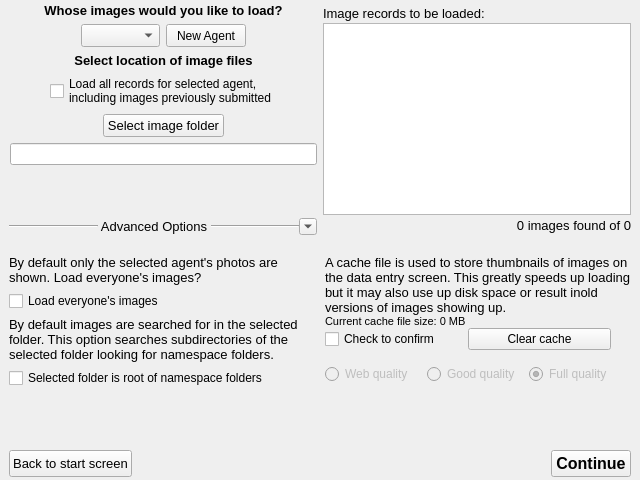
kopolzin/bioimages-collection-manager, file src/editexisting.ui: the form before one commit.
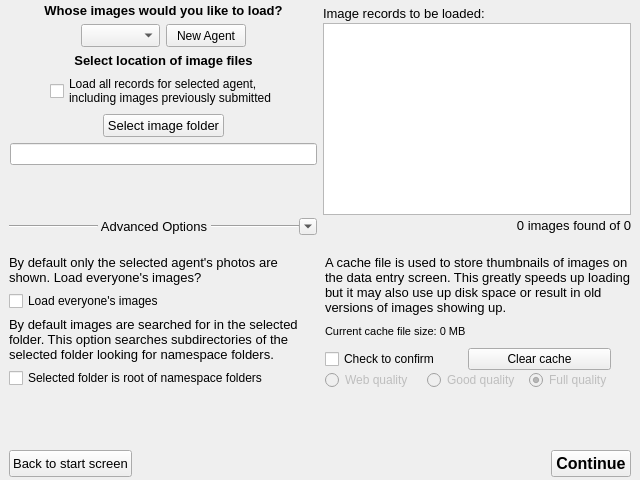
The form after the commit. Icons and pictures are not drawn.

Commit message: Fixed typo and layout spacing

```diff
--- a/src/editexisting.ui
+++ b/src/editexisting.ui
@@ -564,67 +564,6 @@
       <property name="verticalSpacing">
        <number>0</number>
       </property>
-      <item row="2" column="1" rowspan="2">
-       <layout class="QHBoxLayout" name="horizontalLayout_6">
-        <property name="spacing">
-         <number>0</number>
-        </property>
-        <item>
-         <widget class="QRadioButton" name="webQualityButton">
-          <property name="enabled">
-           <bool>false</bool>
-          </property>
-          <property name="sizePolicy">
-           <sizepolicy hsizetype="Minimum" vsizetype="Minimum">
-            <horstretch>0</horstretch>
-            <verstretch>0</verstretch>
-           </sizepolicy>
-          </property>
-          <property name="text">
-           <string>Web quality</string>
-          </property>
-         </widget>
-        </item>
-        <item>
-         <widget class="QRadioButton" name="goodQualityButton">
-          <property name="enabled">
-           <bool>false</bool>
-          </property>
-          <property name="sizePolicy">
-           <sizepolicy hsizetype="Minimum" vsizetype="Minimum">
-            <horstretch>0</horstretch>
-            <verstretch>0</verstretch>
-           </sizepolicy>
-          </property>
-          <property name="text">
-           <string>Good quality</string>
-          </property>
-          <property name="checked">
-           <bool>false</bool>
-          </property>
-         </widget>
-        </item>
-        <item>
-         <widget class="QRadioButton" name="fullQualityButton">
-          <property name="enabled">
-           <bool>false</bool>
-          </property>
-          <property name="sizePolicy">
-           <sizepolicy hsizetype="Minimum" vsizetype="Minimum">
-            <horstretch>0</horstretch>
-            <verstretch>0</verstretch>
-           </sizepolicy>
-          </property>
-          <property name="text">
-           <string>Full quality</string>
-          </property>
-          <property name="checked">
-           <bool>true</bool>
-          </property>
-         </widget>
-        </item>
-       </layout>
-      </item>
       <item row="1" column="0" rowspan="2">
        <layout class="QVBoxLayout" name="verticalLayout_2">
         <property name="spacing">
@@ -716,7 +655,7 @@
            </font>
           </property>
           <property name="text">
-           <string>A cache file is used to store thumbnails of images on the data entry screen. This greatly speeds up loading but it may also use up disk space or result inold versions of images showing up.</string>
+           <string>A cache file is used to store thumbnails of images on the data entry screen. This greatly speeds up loading but it may also use up disk space or result in old versions of images showing up.</string>
           </property>
           <property name="alignment">
            <set>Qt::AlignLeading|Qt::AlignLeft|Qt::AlignTop</set>
@@ -726,6 +665,22 @@
           </property>
          </widget>
         </item>
+        <item>
+         <spacer name="verticalSpacer_4">
+          <property name="orientation">
+           <enum>Qt::Vertical</enum>
+          </property>
+          <property name="sizeType">
+           <enum>QSizePolicy::Fixed</enum>
+          </property>
+          <property name="sizeHint" stdset="0">
+           <size>
+            <width>20</width>
+            <height>10</height>
+           </size>
+          </property>
+         </spacer>
+        </item>
         <item>
          <widget class="QLabel" name="currentCacheSizeLabel">
           <property name="sizePolicy">
@@ -744,6 +699,22 @@
           </property>
          </widget>
         </item>
+        <item>
+         <spacer name="verticalSpacer_5">
+          <property name="orientation">
+           <enum>Qt::Vertical</enum>
+          </property>
+          <property name="sizeType">
+           <enum>QSizePolicy::Fixed</enum>
+          </property>
+          <property name="sizeHint" stdset="0">
+           <size>
+            <width>20</width>
+            <height>10</height>
+           </size>
+          </property>
+         </spacer>
+        </item>
         <item>
          <layout class="QHBoxLayout" name="horizontalLayout_5">
           <item>
@@ -808,6 +779,85 @@
         </property>
        </spacer>
       </item>
+      <item row="2" column="1" rowspan="2">
+       <layout class="QHBoxLayout" name="horizontalLayout_6">
+        <property name="spacing">
+         <number>0</number>
+        </property>
+        <item>
+         <widget class="QRadioButton" name="webQualityButton">
+          <property name="enabled">
+           <bool>false</bool>
+          </property>
+          <property name="sizePolicy">
+           <sizepolicy hsizetype="Preferred" vsizetype="Preferred">
+            <horstretch>0</horstretch>
+            <verstretch>0</verstretch>
+           </sizepolicy>
+          </property>
+          <property name="maximumSize">
+           <size>
+            <width>16777215</width>
+            <height>40</height>
+           </size>
+          </property>
+          <property name="text">
+           <string>Web quality</string>
+          </property>
+         </widget>
+        </item>
+        <item>
+         <widget class="QRadioButton" name="goodQualityButton">
+          <property name="enabled">
+           <bool>false</bool>
+          </property>
+          <property name="sizePolicy">
+           <sizepolicy hsizetype="Preferred" vsizetype="Preferred">
+            <horstretch>0</horstretch>
+            <verstretch>0</verstretch>
+           </sizepolicy>
+          </property>
+          <property name="maximumSize">
+           <size>
+            <width>16777215</width>
+            <height>40</height>
+           </size>
+          </property>
+          <property name="text">
+           <string>Good quality</string>
+          </property>
+          <property name="checked">
+           <bool>false</bool>
+          </property>
+         </widget>
+        </item>
+        <item>
+         <widget class="QRadioButton" name="fullQualityButton">
+          <property name="enabled">
+           <bool>false</bool>
+          </property>
+          <property name="sizePolicy">
+           <sizepolicy hsizetype="Preferred" vsizetype="Preferred">
+            <horstretch>0</horstretch>
+            <verstretch>0</verstretch>
+           </sizepolicy>
+          </property>
+          <property name="maximumSize">
+           <size>
+            <width>16777215</width>
+            <height>40</height>
+           </size>
+          </property>
+          <property name="text">
+           <string>Full quality</string>
+          </property>
+          <property name="checked">
+           <bool>true</bool>
+          </property>
+         </widget>
+        </item>
+       </layout>
+      </item>
      </layout>
      <widget class="QLabel" name="label_3">
       <property name="geometry">
```
